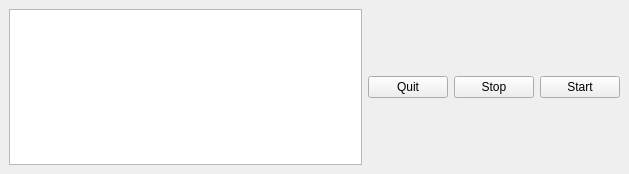
Qt form video.ui (schlagenhauf/LiveAnnotation) before a commit.
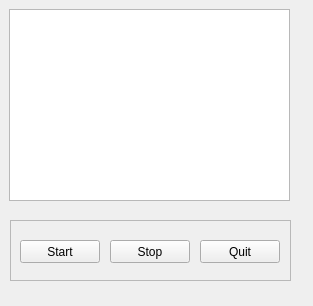
The same form after that commit.

Commit message: Change videogui to display videotestsrc inside qt window

```diff
--- a/video.ui
+++ b/video.ui
@@ -6,40 +6,79 @@
    <rect>
     <x>0</x>
     <y>0</y>
-    <width>629</width>
-    <height>174</height>
+    <width>313</width>
+    <height>306</height>
    </rect>
   </property>
   <property name="windowTitle">
    <string>MainWindow</string>
   </property>
   <widget class="QWidget" name="centralwidget">
-   <layout class="QHBoxLayout" name="horizontalLayout">
-    <item>
-     <widget class="QGraphicsView" name="graphicsView"/>
-    </item>
-    <item>
-     <widget class="QPushButton" name="btnQuit">
-      <property name="text">
-       <string>Quit</string>
-      </property>
-     </widget>
-    </item>
-    <item>
-     <widget class="QPushButton" name="btnStop">
-      <property name="text">
-       <string>Stop</string>
-      </property>
-     </widget>
-    </item>
-    <item>
-     <widget class="QPushButton" name="btnStart">
-      <property name="text">
-       <string>Start</string>
-      </property>
-     </widget>
-    </item>
-   </layout>
+   <widget class="QGraphicsView" name="graphicsView">
+    <property name="geometry">
+     <rect>
+      <x>9</x>
+      <y>9</y>
+      <width>281</width>
+      <height>192</height>
+     </rect>
+    </property>
+   </widget>
+   <widget class="QFrame" name="frame">
+    <property name="geometry">
+     <rect>
+      <x>10</x>
+      <y>220</y>
+      <width>281</width>
+      <height>61</height>
+     </rect>
+    </property>
+    <property name="frameShape">
+     <enum>QFrame::StyledPanel</enum>
+    </property>
+    <property name="frameShadow">
+     <enum>QFrame::Raised</enum>
+    </property>
+    <widget class="QPushButton" name="btnStart">
+     <property name="geometry">
+      <rect>
+       <x>10</x>
+       <y>20</y>
+       <width>80</width>
+       <height>23</height>
+      </rect>
+     </property>
+     <property name="text">
+      <string>Start</string>
+     </property>
+    </widget>
+    <widget class="QPushButton" name="btnStop">
+     <property name="geometry">
+      <rect>
+       <x>100</x>
+       <y>20</y>
+       <width>80</width>
+       <height>23</height>
+      </rect>
+     </property>
+     <property name="text">
+      <string>Stop</string>
+     </property>
+    </widget>
+    <widget class="QPushButton" name="btnQuit">
+     <property name="geometry">
+      <rect>
+       <x>190</x>
+       <y>20</y>
+       <width>80</width>
+       <height>23</height>
+      </rect>
+     </property>
+     <property name="text">
+      <string>Quit</string>
+     </property>
+    </widget>
+   </widget>
   </widget>
  </widget>
  <resources/>
```
The commit also changes 1 other file.
